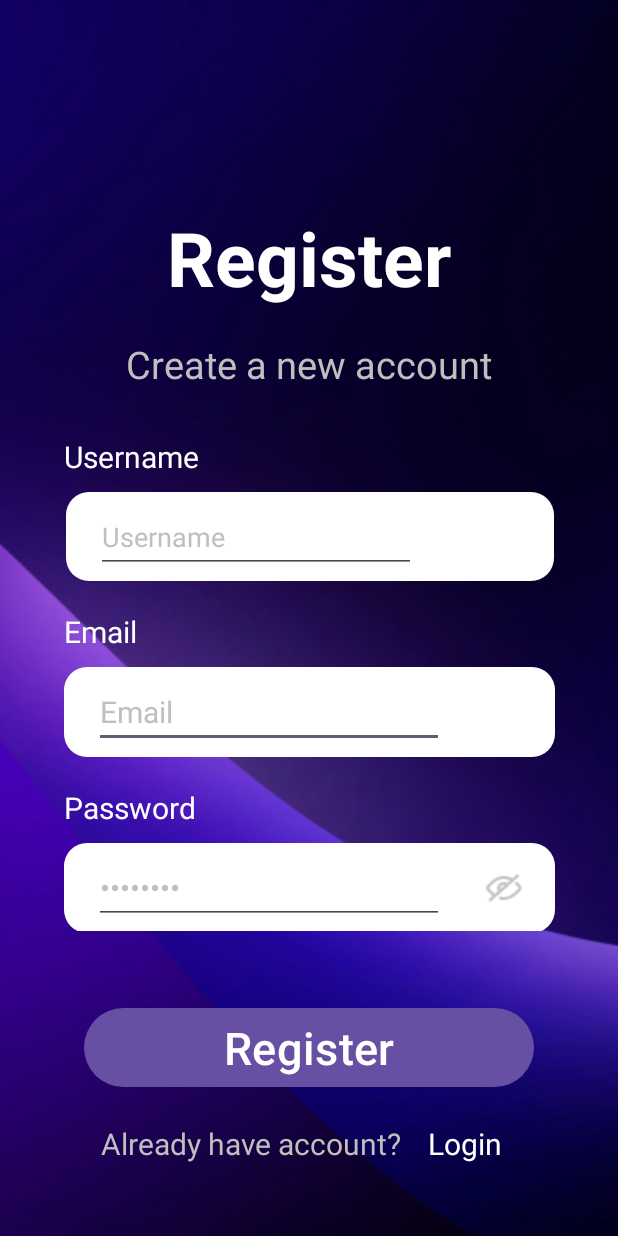
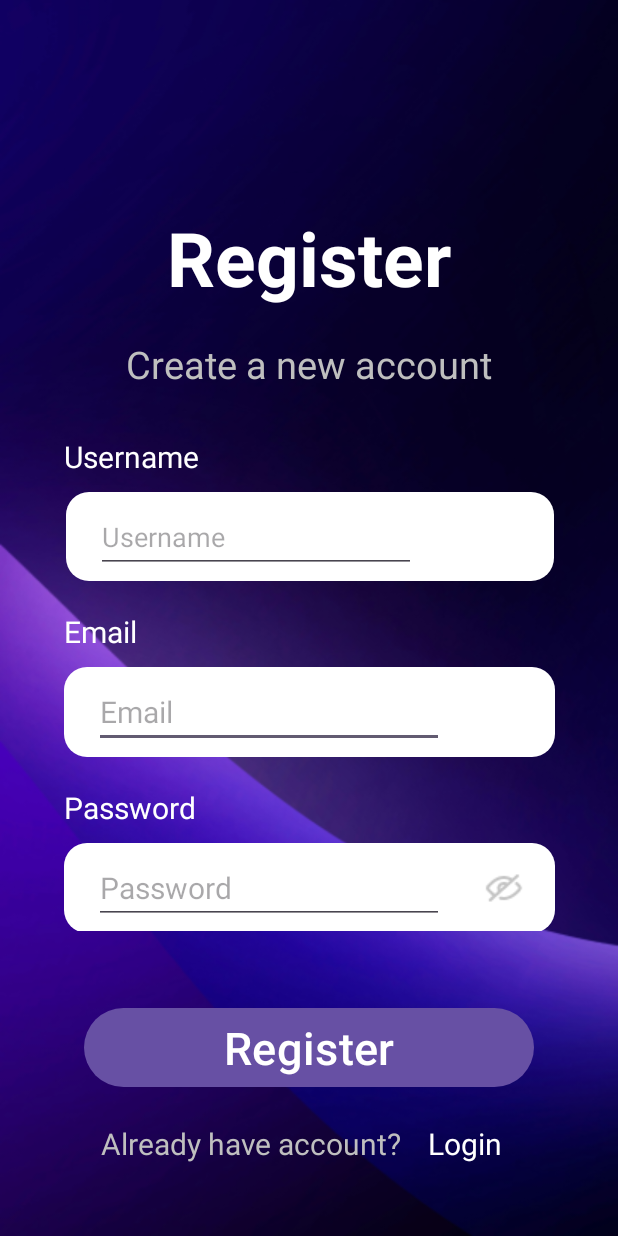
Before and after one commit to AbdelGJL/WikiGames, an Android app: the screen it shows after launch (RegisterActivity), after a tap on "Click Me", on a phone screen of 412 x 824 dp. Run offline under Robolectric (Android 15) with nearby library versions, the phone set to English and light mode, and no system bars; our stand-ins replace Firebase (no records; nobody signed in at launch, a user with empty details on screens opened directly).

Commit message:
les zones de textes sont finies
le type de données apparait avant de disparaitre lorsqu'on rentre les données.
Modification des types de données dans la base user sur firebase

```diff
--- a/app/src/main/java/com/example/wikigames/MainActivity.kt
+++ b/app/src/main/java/com/example/wikigames/MainActivity.kt
@@ -39,10 +39,10 @@ import android.view.View
 import android.widget.EditText
 import android.widget.Toast
 import androidx.appcompat.app.AppCompatActivity
-import com.google.firebase.Firebase
+//import com.google.firebase.Firebase
 import com.google.firebase.FirebaseApp
 import com.google.firebase.auth.FirebaseAuth
-import com.google.firebase.initialize
+//import com.google.firebase.initialize
 
 class MainActivity : AppCompatActivity() {
 
@@ -53,18 +53,10 @@ class MainActivity : AppCompatActivity() {
         setContentView(R.layout.login)
 
         FirebaseApp.initializeApp(this)
-
-
-        val editText = findViewById<EditText>(R.id.textView7)
         firebaseAuth = FirebaseAuth.getInstance()
-
-        editText.setOnClickListener {
-            // Lorsque l'utilisateur clique sur le ConstraintLayout, le texte est vidé
-            editText.text.clear()
-        }
     }
 
-    // fonction pour aller vers la page d'une plante
+    // fonction pour aller vers la page register pour créer un compte
     fun onClick(view: View) {
         val intent = Intent(this, RegisterActivity::class.java)
         startActivity(intent)
--- a/app/src/main/java/com/example/wikigames/RegisterActivity.kt
+++ b/app/src/main/java/com/example/wikigames/RegisterActivity.kt
@@ -84,8 +84,6 @@ class RegisterActivity : AppCompatActivity() {
                         //modification debut
                         val userMap= hashMapOf(
                             "username" to username,
-                            "mail" to email,
-                            "password" to password,
                             "biography" to bio,
                             "favori" to favori,
                             "profile picture" to profile
--- a/app/src/main/res/layout/login.xml
+++ b/app/src/main/res/layout/login.xml
@@ -85,7 +85,7 @@
                 android:layout_width="wrap_content"
                 android:layout_height="wrap_content"
                 android:layout_marginStart="20dp"
-                android:text="Email"
+                android:hint="Email"
                 android:ems="10"
                 android:textColor="@color/whiteproject"
                 android:textSize="20sp"
@@ -108,7 +108,7 @@
                 android:layout_width="wrap_content"
                 android:layout_height="wrap_content"
                 android:layout_marginStart="20dp"
-                android:text="Password"
+                android:hint="Password"
                 android:ems="10"
                 android:textColor="@color/whiteproject"
                 android:textSize="20sp"
--- a/app/src/main/res/layout/register.xml
+++ b/app/src/main/res/layout/register.xml
@@ -97,7 +97,7 @@
                 android:layout_height="48dp"
                 android:layout_marginStart="20dp"
                 android:ems="10"
-                android:text="Email"
+                android:hint="Email"
                 android:textColor="@color/whiteproject"
                 android:textSize="20sp"
                 app:layout_constraintBottom_toBottomOf="parent"
@@ -122,7 +122,7 @@
                 android:layout_height="48dp"
                 android:layout_marginStart="20dp"
                 android:ems="10"
-                android:text="Password"
+                android:hint="Password"
                 android:textColor="@color/whiteproject"
                 android:textSize="20sp"
                 android:inputType="textPassword"
@@ -160,7 +160,7 @@
                 android:layout_marginStart="20dp"
                 android:ems="10"
                 android:inputType="text"
-                android:text="Username"
+                android:hint="Username"
                 android:textColor="@color/whiteproject"
                 app:layout_constraintBottom_toBottomOf="parent"
                 app:layout_constraintStart_toStartOf="parent"
```
